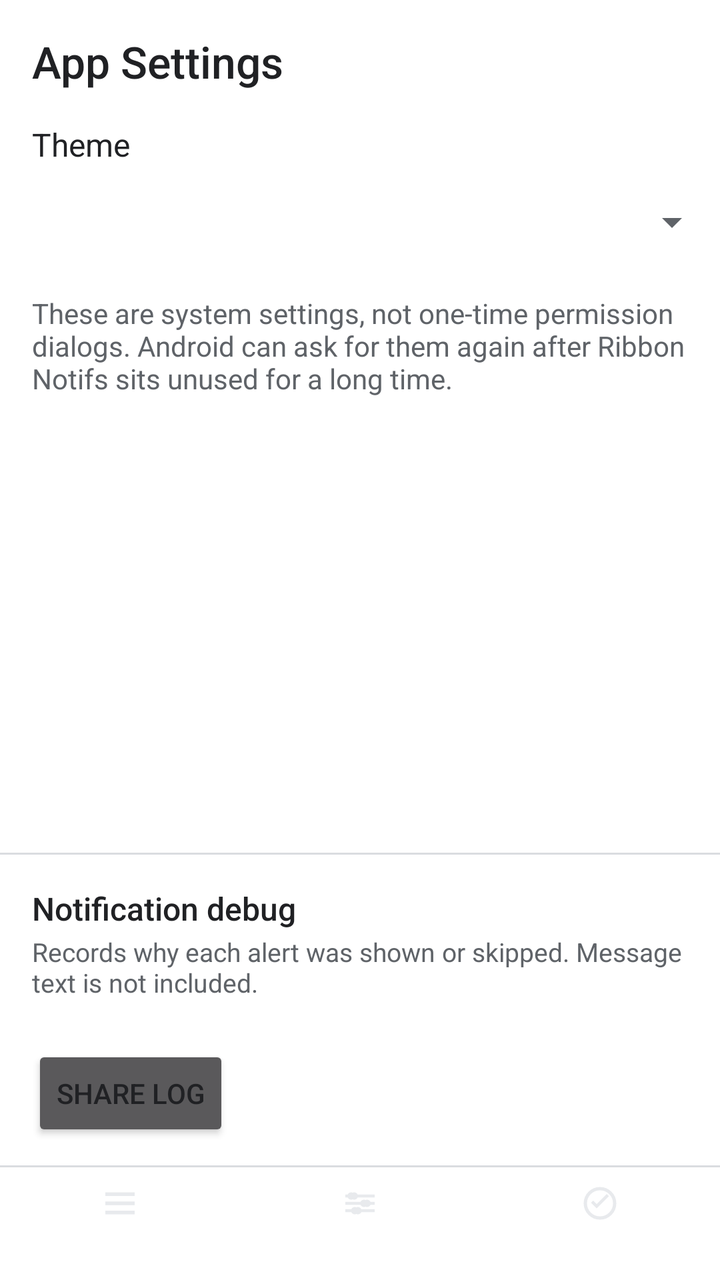
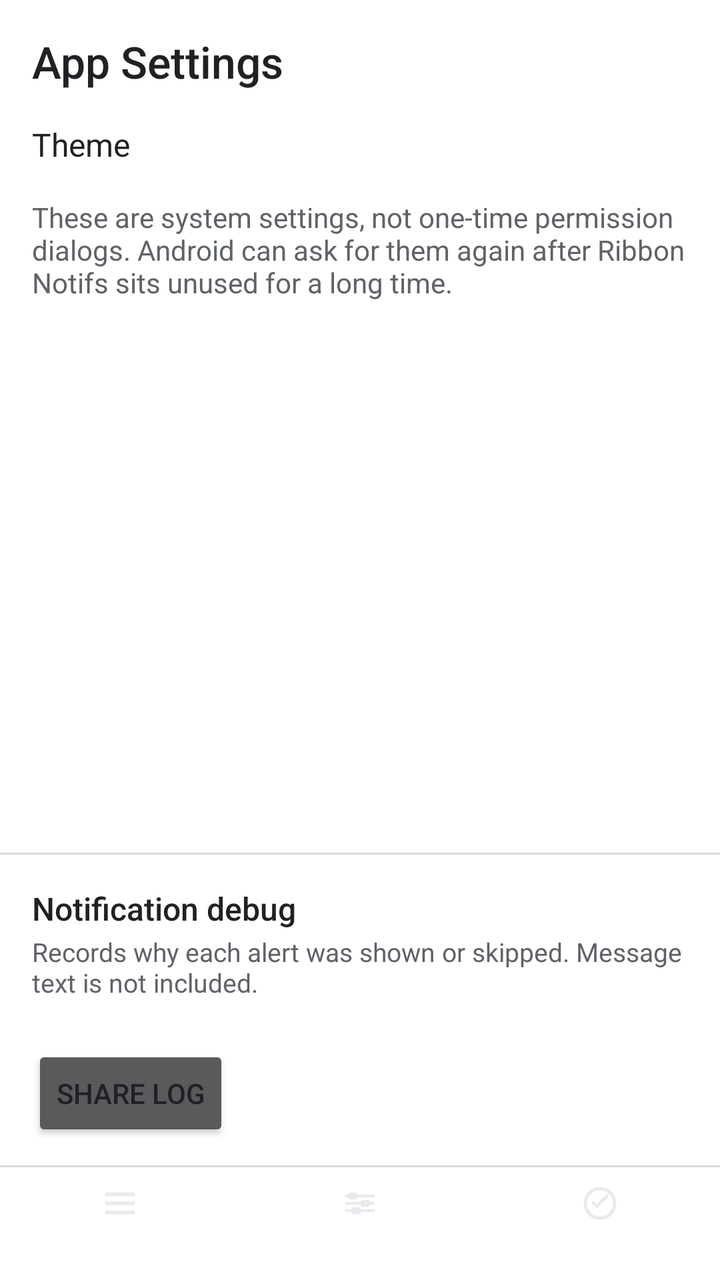

An Android layout rendered at two revisions. The XML below is the earlier revision; the diff shows what the commit changed to produce the second picture.
<!-- AndroidManifest.xml: application theme Theme.Ticker -->
<!-- res/layout/activity_permissions.xml -->
<?xml version="1.0" encoding="utf-8"?>
<LinearLayout xmlns:android="http://schemas.android.com/apk/res/android"
    android:id="@+id/permissions_root"
    android:layout_width="match_parent"
    android:layout_height="match_parent"
    android:background="@color/paper"
    android:orientation="vertical">

    <ScrollView
        android:id="@+id/setup_scroll"
        android:layout_width="match_parent"
        android:layout_height="0dp"
        android:layout_weight="1"
        android:fillViewport="true">

        <LinearLayout
            android:layout_width="match_parent"
            android:layout_height="wrap_content"
            android:orientation="vertical">

            <TextView
                android:layout_width="match_parent"
                android:layout_height="wrap_content"
                android:fontFamily="sans-serif-medium"
                android:paddingStart="16dp"
                android:paddingTop="16dp"
                android:paddingEnd="16dp"
                android:paddingBottom="4dp"
                android:text="@string/permissions_title"
                android:textColor="@color/ink"
                android:textSize="22sp" />

            <TextView
                android:layout_width="match_parent"
                android:layout_height="wrap_content"
                android:paddingStart="16dp"
                android:paddingTop="12dp"
                android:paddingEnd="16dp"
                android:paddingBottom="4dp"
                android:text="@string/theme_label"
                android:textColor="@color/ink"
                android:textSize="16sp" />

            <Spinner
                android:id="@+id/theme_spinner"
                android:layout_width="match_parent"
                android:layout_height="wrap_content"
                android:minHeight="48dp"
                android:paddingStart="12dp"
                android:paddingEnd="12dp"
                android:spinnerMode="dropdown" />

            <LinearLayout
                android:id="@+id/permission_rows"
                android:layout_width="match_parent"
                android:layout_height="wrap_content"
                android:orientation="vertical" />

            <TextView
                android:layout_width="match_parent"
                android:layout_height="wrap_content"
                android:paddingStart="16dp"
                android:paddingTop="12dp"
                android:paddingEnd="16dp"
                android:paddingBottom="16dp"
                android:text="@string/settings_note"
                android:textColor="@color/muted"
                android:textSize="14sp" />

            <View
                android:layout_width="match_parent"
                android:layout_height="0dp"
                android:layout_weight="1" />

            <View
                android:layout_width="match_parent"
                android:layout_height="1dp"
                android:background="@color/divider" />

            <TextView
                android:layout_width="match_parent"
                android:layout_height="wrap_content"
                android:fontFamily="sans-serif-medium"
                android:paddingStart="16dp"
                android:paddingTop="16dp"
                android:paddingEnd="16dp"
                android:text="@string/debug_title"
                android:textColor="@color/ink"
                android:textSize="16sp" />

            <TextView
                android:layout_width="match_parent"
                android:layout_height="wrap_content"
                android:paddingStart="16dp"
                android:paddingTop="2dp"
                android:paddingEnd="16dp"
                android:text="@string/debug_summary"
                android:textColor="@color/muted"
                android:textSize="13sp" />

            <TextView
                android:id="@+id/debug_log"
                android:layout_width="match_parent"
                android:layout_height="wrap_content"
                android:fontFamily="monospace"
                android:paddingStart="16dp"
                android:paddingTop="6dp"
                android:paddingEnd="16dp"
                android:textColor="@color/muted"
                android:textIsSelectable="true"
                android:textSize="11sp" />

            <Button
                android:id="@+id/share_debug"
                android:layout_width="wrap_content"
                android:layout_height="wrap_content"
                android:layout_marginStart="16dp"
                android:layout_marginTop="2dp"
                android:layout_marginBottom="12dp"
                android:text="@string/debug_share" />
        </LinearLayout>
    </ScrollView>

    <include layout="@layout/bar_tabs" />
</LinearLayout>
<!-- res/layout/bar_tabs.xml (included above) -->
<?xml version="1.0" encoding="utf-8"?>
<LinearLayout xmlns:android="http://schemas.android.com/apk/res/android"
    android:id="@+id/tab_bar"
    android:layout_width="match_parent"
    android:layout_height="wrap_content"
    android:background="@color/paper"
    android:orientation="vertical">

    <View
        android:layout_width="match_parent"
        android:layout_height="1dp"
        android:background="@color/divider" />

    <LinearLayout
        android:layout_width="match_parent"
        android:layout_height="wrap_content"
        android:orientation="horizontal"
        android:paddingTop="4dp"
        android:paddingBottom="6dp">

        <LinearLayout
            android:id="@+id/tab_apps"
            android:layout_width="0dp"
            android:layout_height="wrap_content"
            android:layout_weight="1"
            android:background="?android:attr/selectableItemBackground"
            android:clickable="true"
            android:contentDescription="@string/tab_apps"
            android:focusable="true"
            android:gravity="center_horizontal"
            android:orientation="vertical">

            <FrameLayout
                android:id="@+id/tab_apps_pill"
                android:layout_width="64dp"
                android:layout_height="28dp">

                <ImageView
                    android:id="@+id/tab_apps_icon"
                    android:layout_width="22dp"
                    android:layout_height="22dp"
                    android:layout_gravity="center"
                    android:contentDescription="@null"
                    android:importantForAccessibility="no"
                    android:src="@drawable/ic_tab_apps" />
            </FrameLayout>

            <TextView
                android:id="@+id/tab_apps_label"
                android:layout_width="wrap_content"
                android:layout_height="wrap_content"
                android:layout_marginTop="2dp"
                android:text="@string/tab_apps"
                android:textSize="12sp" />
        </LinearLayout>

        <LinearLayout
            android:id="@+id/tab_appearance"
            android:layout_width="0dp"
            android:layout_height="wrap_content"
            android:layout_weight="1"
            android:background="?android:attr/selectableItemBackground"
            android:clickable="true"
            android:contentDescription="@string/tab_appearance"
            android:focusable="true"
            android:gravity="center_horizontal"
            android:orientation="vertical">

            <FrameLayout
                android:id="@+id/tab_appearance_pill"
                android:layout_width="64dp"
                android:layout_height="28dp">

                <ImageView
                    android:id="@+id/tab_appearance_icon"
                    android:layout_width="22dp"
                    android:layout_height="22dp"
                    android:layout_gravity="center"
                    android:contentDescription="@null"
                    android:importantForAccessibility="no"
                    android:src="@drawable/ic_tab_appearance" />
            </FrameLayout>

            <TextView
                android:id="@+id/tab_appearance_label"
                android:layout_width="wrap_content"
                android:layout_height="wrap_content"
                android:layout_marginTop="2dp"
                android:text="@string/tab_appearance"
                android:textSize="12sp" />
        </LinearLayout>

        <LinearLayout
            android:id="@+id/tab_permissions"
            android:layout_width="0dp"
            android:layout_height="wrap_content"
            android:layout_weight="1"
            android:background="?android:attr/selectableItemBackground"
            android:clickable="true"
            android:contentDescription="@string/tab_permissions"
            android:focusable="true"
            android:gravity="center_horizontal"
            android:orientation="vertical">

            <FrameLayout
                android:id="@+id/tab_permissions_pill"
                android:layout_width="64dp"
                android:layout_height="28dp">

                <ImageView
                    android:id="@+id/tab_permissions_icon"
                    android:layout_width="22dp"
                    android:layout_height="22dp"
                    android:layout_gravity="center"
                    android:contentDescription="@null"
                    android:importantForAccessibility="no"
                    android:src="@drawable/ic_tab_permissions" />
            </FrameLayout>

            <TextView
                android:id="@+id/tab_permissions_label"
                android:layout_width="wrap_content"
                android:layout_height="wrap_content"
                android:layout_marginTop="2dp"
                android:text="@string/tab_permissions"
                android:textSize="12sp" />
        </LinearLayout>
    </LinearLayout>
</LinearLayout>
<!-- resources referenced by this layout -->
<resources>
  <color name="divider">#3C4043</color>
  <color name="ink">#E8EAED</color>
  <color name="muted">#9AA0A6</color>
  <color name="paper">#1F1F1F</color>
  <!-- drawable ic_tab_appearance (drawable) -->
  <?xml version="1.0" encoding="utf-8"?>
  <vector xmlns:android="http://schemas.android.com/apk/res/android"
      android:width="24dp"
      android:height="24dp"
      android:viewportWidth="24"
      android:viewportHeight="24">
      <path
          android:fillColor="#E8EAED"
          android:pathData="M4,7.2h16v1.6H4z M4,11.2h16v1.6H4z M4,15.2h16v1.6H4z" />
      <path
          android:fillColor="#E8EAED"
          android:pathData="M8,6.2a2,2 0,1 1,0 3.6a2,2 0,1 1,0 -3.6z M15,10.2a2,2 0,1 1,0 3.6a2,2 0,1 1,0 -3.6z M10,14.2a2,2 0,1 1,0 3.6a2,2 0,1 1,0 -3.6z" />
  </vector>
  <!-- drawable ic_tab_apps (drawable) -->
  <?xml version="1.0" encoding="utf-8"?>
  <vector xmlns:android="http://schemas.android.com/apk/res/android"
      android:width="24dp"
      android:height="24dp"
      android:viewportWidth="24"
      android:viewportHeight="24">
      <path
          android:fillColor="#E8EAED"
          android:pathData="M4,6h16v2H4z M4,11h16v2H4z M4,16h16v2H4z" />
  </vector>
  <!-- drawable ic_tab_permissions (drawable) -->
  <?xml version="1.0" encoding="utf-8"?>
  <vector xmlns:android="http://schemas.android.com/apk/res/android"
      android:width="24dp"
      android:height="24dp"
      android:viewportWidth="24"
      android:viewportHeight="24">
      <path
          android:fillColor="#00000000"
          android:pathData="M12,4a8,8 0,1 1,0 16a8,8 0,1 1,0 -16z"
          android:strokeColor="#E8EAED"
          android:strokeWidth="1.8" />
      <path
          android:fillColor="#E8EAED"
          android:pathData="M10.2,12.4 L8.3,10.5 L7.1,11.7 L10.2,14.8 L16.9,8.1 L15.7,6.9 Z" />
  </vector>
  <string name="debug_share">Share log</string>
  <string name="debug_summary">Records why each alert was shown or skipped. Message text is not included.</string>
  <string name="debug_title">Notification debug</string>
  <string name="permissions_title">App Settings</string>
  <string name="settings_note">These are system settings, not one-time permission dialogs. Android can ask for them again after Ribbon Notifs sits unused for a long time.</string>
  <string name="tab_appearance">Customise</string>
  <string name="tab_apps">Apps</string>
  <string name="tab_permissions">App Settings</string>
  <string name="theme_label">Theme</string>
  <style name="Theme.Ticker" parent="android:Theme.Material.NoActionBar">
          <item name="android:colorPrimary">@color/accent</item>
          <item name="android:colorAccent">@color/accent</item>
          <item name="android:colorControlActivated">@color/accent</item>
          <item name="android:statusBarColor">@color/paper</item>
          <item name="android:navigationBarColor">@color/paper</item>
          <item name="android:windowLightStatusBar">false</item>
          <item name="android:windowLightNavigationBar">false</item>
          <item name="android:windowBackground">@color/paper</item>
          <item name="android:textColorPrimary">@color/ink</item>
          <item name="android:textColorSecondary">@color/muted</item>
          <item name="android:textColorHint">@color/muted</item>
          <item name="android:forceDarkAllowed">false</item>
      </style>
  <color name="accent">#8AB4F8</color>
</resources>

<!-- the commit's change to res/layout/activity_permissions.xml (unified diff, before → after) -->
@@ -41,14 +41,11 @@
                 android:textColor="@color/ink"
                 android:textSize="16sp" />
 
-            <Spinner
-                android:id="@+id/theme_spinner"
-                android:layout_width="match_parent"
-                android:layout_height="wrap_content"
-                android:minHeight="48dp"
-                android:paddingStart="12dp"
-                android:paddingEnd="12dp"
-                android:spinnerMode="dropdown" />
+            <LinearLayout
+                android:id="@+id/theme_rows"
+                android:layout_width="match_parent"
+                android:layout_height="wrap_content"
+                android:orientation="vertical" />
 
             <LinearLayout
                 android:id="@+id/permission_rows"
